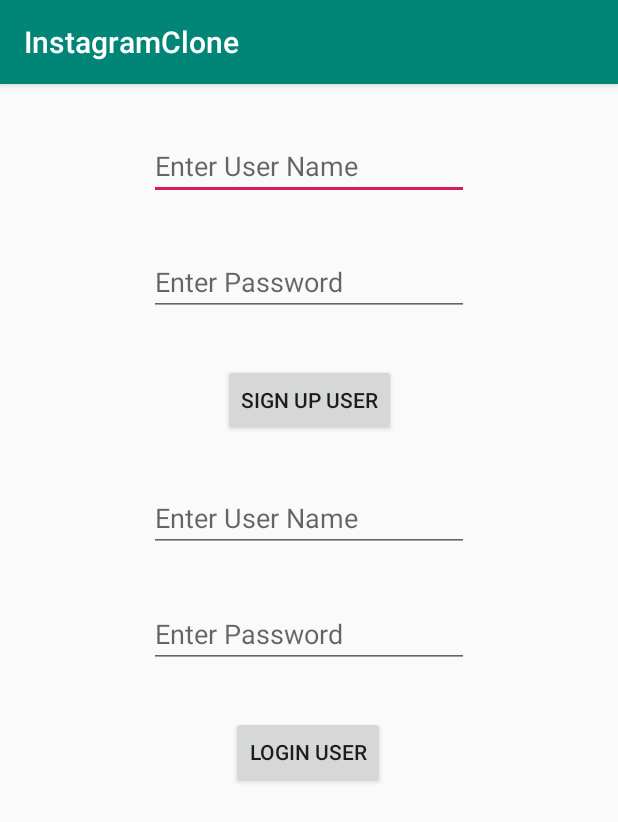
After one commit to pdudani09/InstagramClone, an Android app: the SignUpOrLoginActivity screen opened directly, with no data from a screen before it, on a phone screen of 412 x 824 dp. The commit adds this screen. Shown: the top 822 px of the screen. Run offline under Robolectric (Android 15) with nearby library versions, the phone set to English and light mode, and no system bars; libraries missing offline, so code that uses them is left out: com.parse.

Commit message:
Sign Up and LogIn

```diff
--- a/app/src/main/AndroidManifest.xml
+++ b/app/src/main/AndroidManifest.xml
@@ -3,13 +3,14 @@
     package="com.example.instagramclone">
 
     <application
+        android:name=".App"
         android:allowBackup="true"
         android:icon="@mipmap/ic_launcher"
         android:label="@string/app_name"
         android:roundIcon="@mipmap/ic_launcher_round"
         android:supportsRtl="true"
-        android:theme="@style/AppTheme"
-        android:name=".App">
+        android:theme="@style/AppTheme">
+        <activity android:name=".WelcomeActivity"></activity>
         <activity android:name=".SignUp">
             <intent-filter>
                 <action android:name="android.intent.action.MAIN" />
@@ -17,6 +18,7 @@
                 <category android:name="android.intent.category.LAUNCHER" />
             </intent-filter>
         </activity>
+        <activity android:name=".SignUpOrLoginActivity" />
     </application>
 
 </manifest>
--- /dev/null
+++ b/app/src/main/java/com/example/instagramclone/SignUpOrLoginActivity.java
@@ -0,0 +1,75 @@
+package com.example.instagramclone;
+
+import android.os.Bundle;
+import android.view.View;
+import android.widget.Button;
+import android.widget.EditText;
+import android.widget.Toast;
+
+import androidx.annotation.Nullable;
+import androidx.appcompat.app.AppCompatActivity;
+
+import com.parse.LogInCallback;
+import com.parse.ParseException;
+import com.parse.ParseUser;
+import com.parse.SignUpCallback;
+
+public class SignUpOrLoginActivity extends AppCompatActivity {
+
+    private EditText edtUserName, edtPassword, edtUserNameLogin, edtPasswordLogin;
+    private Button btnSignUp, btnLogin;
+
+    @Override
+    protected void onCreate(@Nullable Bundle savedInstanceState) {
+        super.onCreate(savedInstanceState);
+        setContentView(R.layout.signup_login_activity);
+        btnLogin = findViewById(R.id.btnLogin);
+        btnSignUp = findViewById(R.id.btnSignUp);
+        edtPassword = findViewById(R.id.editUserPassword);
+        edtUserName = findViewById(R.id.editUserName);
+        edtUserNameLogin = findViewById(R.id.editUserNameLogin);
+        edtPasswordLogin = findViewById(R.id.editPasswordLogIn);
+
+        btnSignUp.setOnClickListener(new View.OnClickListener() {
+            @Override
+            public void onClick(View view) {
+
+                final ParseUser appUser = new ParseUser();
+                appUser.setUsername(edtUserName.getText().toString());
+                appUser.setPassword(edtPassword.getText().toString());
+                appUser.signUpInBackground(new SignUpCallback() {
+                    @Override
+                    public void done(ParseException e) {
+                        if(e == null) {
+                            Toast.makeText(SignUpOrLoginActivity.this, appUser.get("username") +  " is Signed up successfully",
+                                    Toast.LENGTH_LONG).show();
+                        } else {
+                            Toast.makeText(SignUpOrLoginActivity.this, e.getMessage(),
+                                    Toast.LENGTH_LONG).show();
+                        }
+                    }
+                });
+            }
+        });
+
+        btnLogin.setOnClickListener(new View.OnClickListener() {
+            @Override
+            public void onClick(View view) {
+                ParseUser.logInInBackground(edtUserNameLogin.getText().toString(),
+                        edtPasswordLogin.getText().toString(), new LogInCallback() {
+                    @Override
+                    public void done(ParseUser user, ParseException e) {
+                        if(user != null && e == null) {
+                            Toast.makeText(SignUpOrLoginActivity.this, user.get("username") +  " is Logged in successfully",
+                                    Toast.LENGTH_LONG).show();
+                        } else {
+                            Toast.makeText(SignUpOrLoginActivity.this, e.getMessage(),
+                                    Toast.LENGTH_LONG).show();
+                        }
+                    }
+                });
+            }
+        });
+
+    }
+}
--- /dev/null
+++ b/app/src/main/res/layout/signup_login_activity.xml
@@ -0,0 +1,80 @@
+<?xml version="1.0" encoding="utf-8"?>
+<androidx.constraintlayout.widget.ConstraintLayout
+    xmlns:android="http://schemas.android.com/apk/res/android"
+    xmlns:app="http://schemas.android.com/apk/res-auto"
+    xmlns:tools="http://schemas.android.com/tools"
+    android:layout_width="match_parent"
+    android:layout_height="match_parent">
+
+    <EditText
+        android:id="@+id/editUserName"
+        android:layout_width="wrap_content"
+        android:layout_height="wrap_content"
+        android:layout_marginTop="32dp"
+        android:ems="10"
+        android:hint="Enter User Name"
+        android:inputType="textPersonName"
+        app:layout_constraintEnd_toEndOf="parent"
+        app:layout_constraintStart_toStartOf="parent"
+        app:layout_constraintTop_toTopOf="parent" />
+
+    <EditText
+        android:id="@+id/editUserPassword"
+        android:layout_width="wrap_content"
+        android:layout_height="wrap_content"
+        android:layout_marginStart="99dp"
+        android:layout_marginTop="32dp"
+        android:layout_marginEnd="99dp"
+        android:ems="10"
+        android:hint="Enter Password"
+        android:inputType="textPassword"
+        app:layout_constraintEnd_toEndOf="parent"
+        app:layout_constraintStart_toStartOf="parent"
+        app:layout_constraintTop_toBottomOf="@+id/editUserName" />
+
+    <Button
+        android:id="@+id/btnSignUp"
+        android:layout_width="wrap_content"
+        android:layout_height="wrap_content"
+        android:layout_marginTop="32dp"
+        android:text="Sign Up User"
+        app:layout_constraintEnd_toEndOf="parent"
+        app:layout_constraintStart_toStartOf="parent"
+        app:layout_constraintTop_toBottomOf="@+id/editUserPassword" />
+
+    <EditText
+        android:id="@+id/editUserNameLogin"
+        android:layout_width="wrap_content"
+        android:layout_height="wrap_content"
+        android:layout_marginTop="32dp"
+        android:ems="10"
+        android:hint="Enter User Name"
+        android:inputType="textPersonName"
+        app:layout_constraintEnd_toEndOf="parent"
+        app:layout_constraintStart_toStartOf="parent"
+        app:layout_constraintTop_toBottomOf="@+id/btnSignUp" />
+
+    <EditText
+        android:id="@+id/editPasswordLogIn"
+        android:layout_width="wrap_content"
+        android:layout_height="wrap_content"
+        android:layout_marginTop="32dp"
+        android:ems="10"
+        android:hint="Enter Password"
+        android:inputType="textPassword"
+        app:layout_constraintEnd_toEndOf="parent"
+        app:layout_constraintStart_toStartOf="parent"
+        app:layout_constraintTop_toBottomOf="@+id/editUserNameLogin" />
+
+    <Button
+        android:id="@+id/btnLogin"
+        android:layout_width="wrap_content"
+        android:layout_height="wrap_content"
+        android:layout_marginTop="32dp"
+        android:text="Login User"
+        app:layout_constraintEnd_toEndOf="parent"
+        app:layout_constraintHorizontal_bias="0.498"
+        app:layout_constraintStart_toStartOf="parent"
+        app:layout_constraintTop_toBottomOf="@+id/editPasswordLogIn" />
+
+</androidx.constraintlayout.widget.ConstraintLayout>
```
Also changed, not shown: app/src/main/java/com/example/instagramclone/SignUp.java (+11 -1 lines), app/src/main/java/com/example/instagramclone/WelcomeActivity.java (added, +14 -0 lines), app/src/main/res/layout/activity_sign_up.xml (+10 -0 lines), app/src/main/res/layout/activity_welcome.xml (added, +9 -0 lines).
